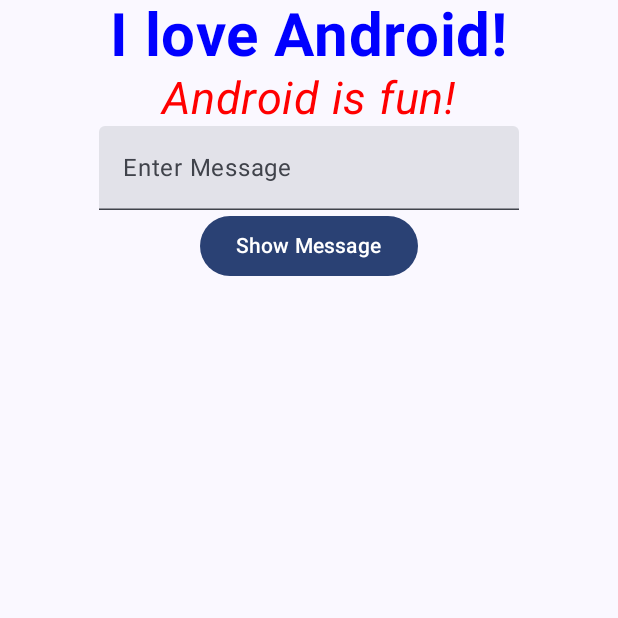
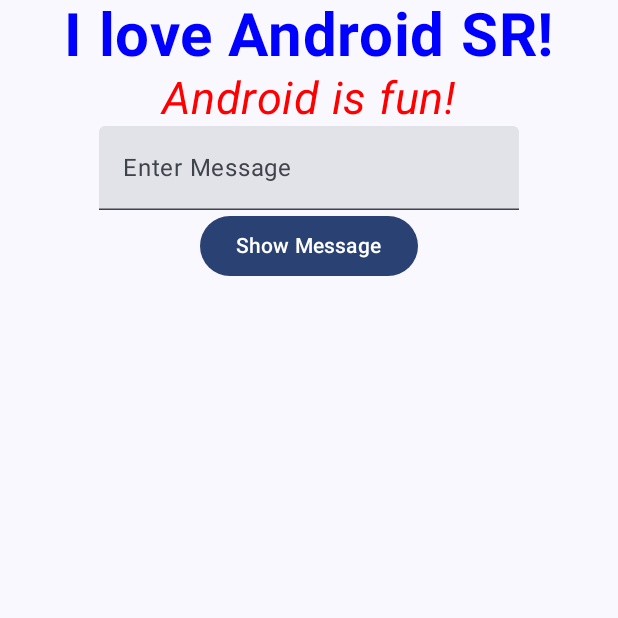
Before and after one commit to AsimRazzaq01/wed_2_5_25, an Android app built with Jetpack Compose: the screen it shows after launch (MainActivity), on a phone screen of 412 x 824 dp, the top half of it. Run offline under Robolectric (Android 15) with nearby library versions, the phone set to English and light mode, and no system bars.

```diff
--- a/app/src/main/java/com/example/wed_2_5_25/MainScreen.kt
+++ b/app/src/main/java/com/example/wed_2_5_25/MainScreen.kt
@@ -14,6 +14,7 @@ import androidx.compose.runtime.setValue
 import androidx.compose.ui.Alignment
 import androidx.compose.ui.Modifier
 import androidx.compose.ui.graphics.Color
+import androidx.compose.ui.res.stringResource
 import androidx.compose.ui.text.font.FontStyle
 import androidx.compose.ui.text.font.FontWeight
 import androidx.compose.ui.unit.sp
@@ -27,7 +28,8 @@ fun MainScreen(modifier: Modifier) {
     Column(modifier = Modifier.fillMaxSize(), horizontalAlignment = Alignment.CenterHorizontally ) {
 
         Text(
-            text = "I love Android!",
+            //text = "I love Android!",
+            text = stringResource(id = R.string.app_name),
             fontSize = 40.sp,
             color = Color.Blue,
             fontWeight = FontWeight.Bold
--- a/app/src/main/res/values/strings.xml
+++ b/app/src/main/res/values/strings.xml
@@ -1,3 +1,3 @@
 <resources>
-    <string name="app_name">wed_2_5_25</string>
+    <string name="app_name">I love Android SR!</string>
 </resources>
```
